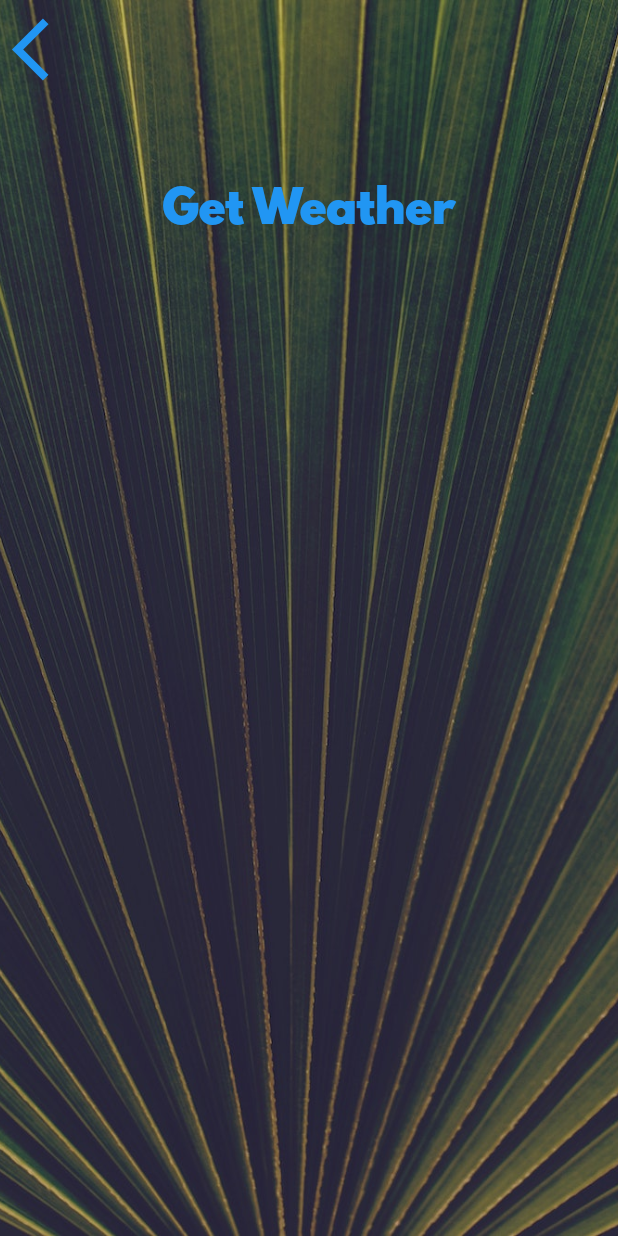
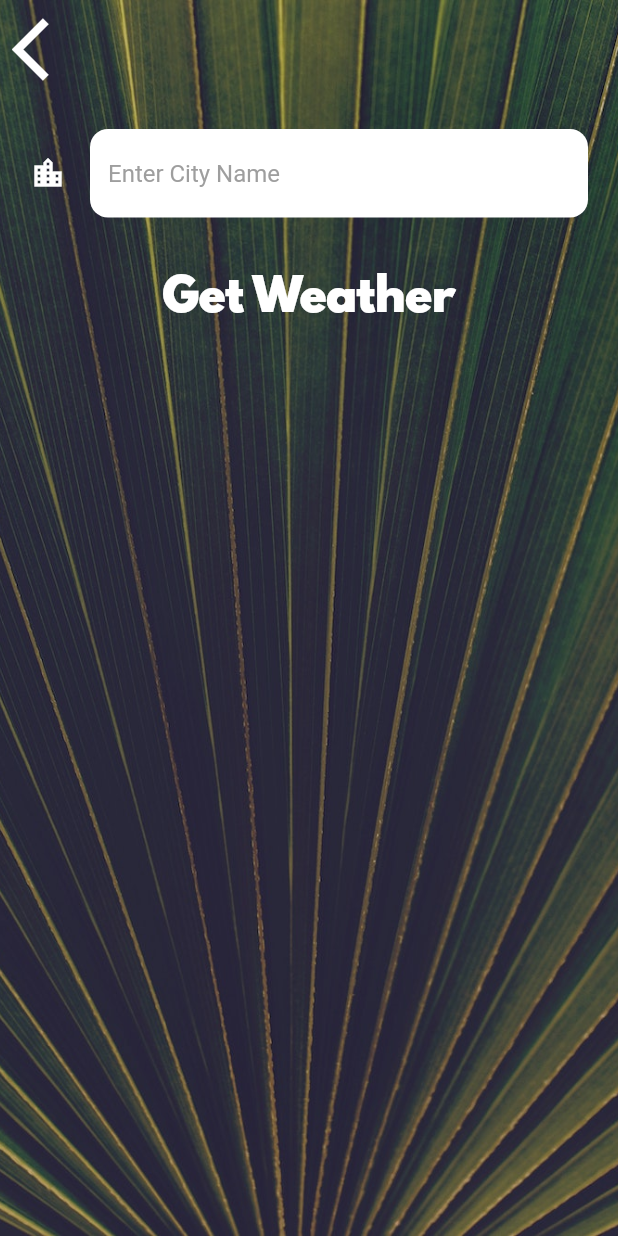
Before and after one commit to stephengsaputra/ClimaFlutter, a Flutter app: the CityScreen screen opened directly, on a phone screen of 412 x 824 dp. Run offline on Flutter 3.47's test engine with Material 2 defaults, Android fonts, the phone set to English and light mode, and no system bars; our stand-ins replace flutter_spinkit, geolocator; network calls fail.

Commit message:
Get weather based on city search DONE

```diff
--- a/lib/screens/city_screen.dart
+++ b/lib/screens/city_screen.dart
@@ -7,6 +7,8 @@ class CityScreen extends StatefulWidget {
 }
 
 class _CityScreenState extends State<CityScreen> {
+  String cityName;
+
   @override
   Widget build(BuildContext context) {
     return Scaffold(
@@ -24,7 +26,10 @@ class _CityScreenState extends State<CityScreen> {
               Align(
                 alignment: Alignment.topLeft,
                 child: TextButton(
-                  onPressed: () {},
+                  style: TextButton.styleFrom(foregroundColor: Colors.white),
+                  onPressed: () {
+                    Navigator.pop(context);
+                  },
                   child: Icon(
                     Icons.arrow_back_ios,
                     size: 50.0,
@@ -33,10 +38,21 @@ class _CityScreenState extends State<CityScreen> {
               ),
               Container(
                 padding: EdgeInsets.all(20.0),
-                child: null,
+                child: TextField(
+                  style: TextStyle(
+                    color: Colors.black,
+                  ),
+                  decoration: kTextFieldInputDecoration,
+                  onChanged: (value) {
+                    cityName = value;
+                  },
+                ),
               ),
               TextButton(
-                onPressed: () {},
+                style: TextButton.styleFrom(foregroundColor: Colors.white),
+                onPressed: () {
+                  Navigator.pop(context, cityName);
+                },
                 child: Text(
                   'Get Weather',
                   style: kButtonTextStyle,
--- a/lib/utilities/constants.dart
+++ b/lib/utilities/constants.dart
@@ -19,6 +19,23 @@ const kConditionTextStyle = TextStyle(
   fontSize: 80.0,
 );
 
+const kTextFieldInputDecoration = InputDecoration(
+  filled: true,
+  fillColor: Colors.white,
+  icon: Icon(
+    Icons.location_city,
+    color: Colors.white,
+  ),
+  hintText: 'Enter City Name',
+  hintStyle: TextStyle(color: Colors.grey),
+  border: OutlineInputBorder(
+    borderRadius: BorderRadius.all(
+      Radius.circular(12),
+    ),
+    borderSide: BorderSide.none,
+  ),
+);
+
 const API_KEY = 'c8b777d2b0e1c695c3665d24e4f3c62b';
 
 const BASE_URL = 'https://api.openweathermap.org/data/2.5/weather';
```
Also changed, not shown: lib/screens/location_screen.dart (+12 -1 lines), lib/services/weather.dart (+8 -0 lines), 1 other file.
